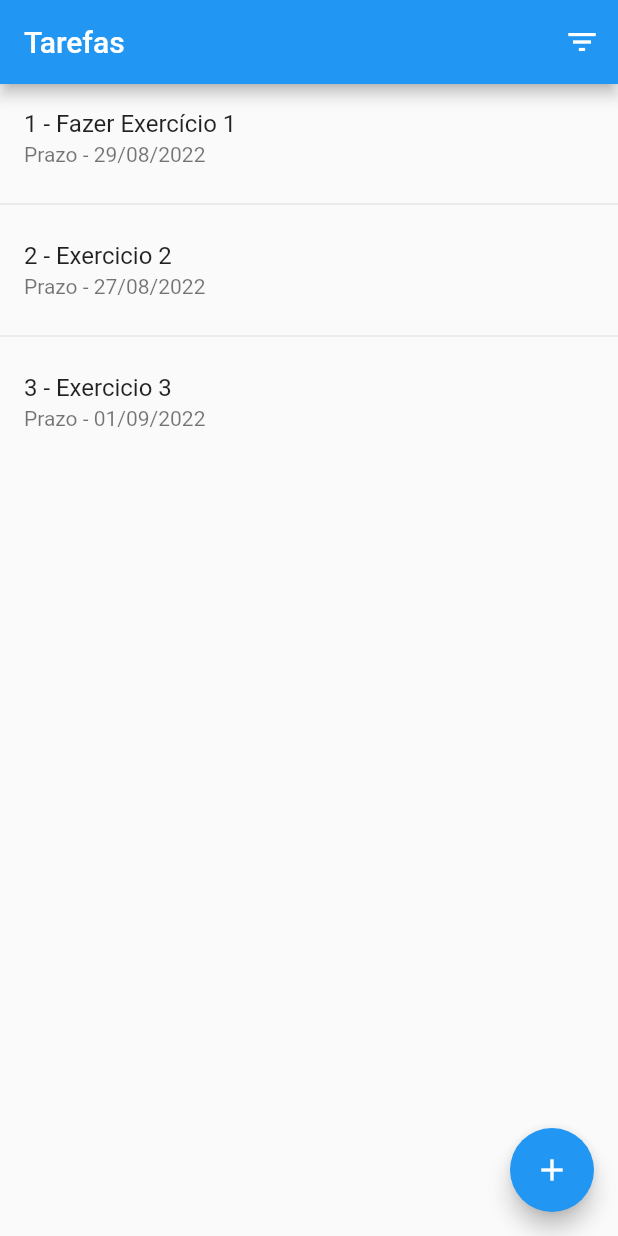
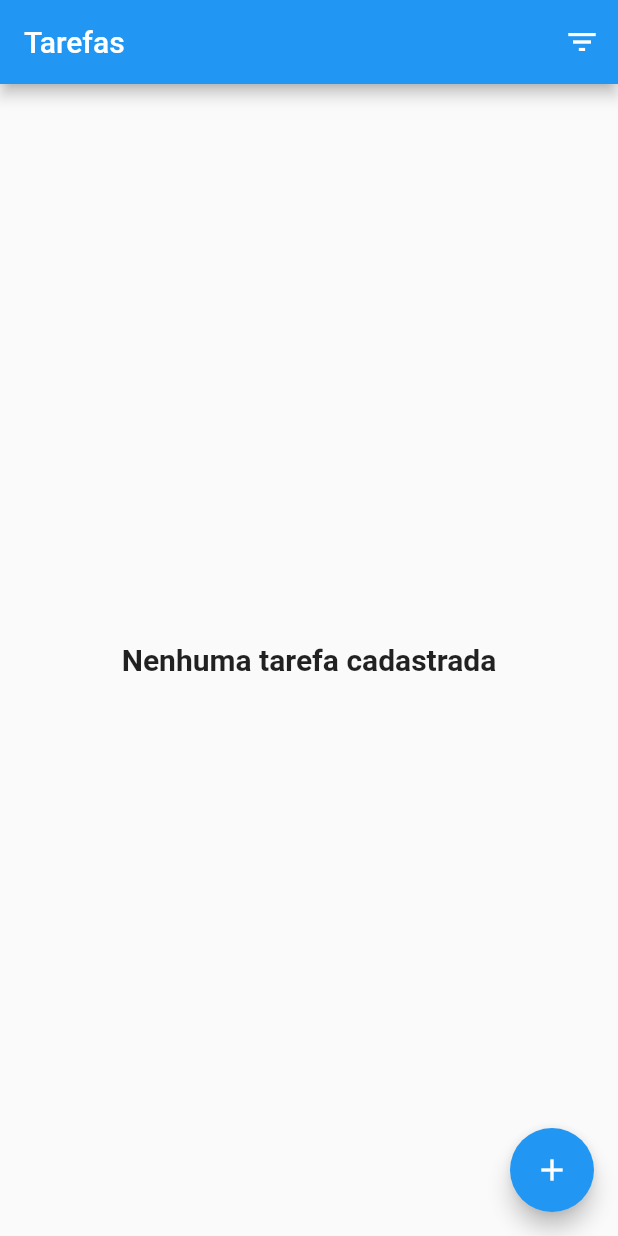
Before and after one commit to GiovaniMarcarini/gerenciador, a Flutter app: the screen it shows after launch, on a phone screen of 412 x 824 dp. Run offline on Flutter 3.47's test engine with Material 2 defaults, Android fonts, the phone set to English and light mode, and no system bars.

Commit message:
Commit 23/08

```diff
--- a/lib/pages/lista_tarefas_pages.dart
+++ b/lib/pages/lista_tarefas_pages.dart
@@ -9,15 +9,13 @@ class ListaTarefasPage extends StatefulWidget{
 }
 
 class _ListaTarefasPageState extends State<ListaTarefasPage>{
+  var _ultimoId = 0;
 
-  var _ultimoId = 1;
-
-  final tarefas = <Tarefa>[
-    Tarefa(id: 1, descricao: 'Fazer Exercício 1', prazo: DateTime.now().add(Duration(days: 5))),
-    Tarefa(id: 2, descricao: 'Exercicio 2', prazo: DateTime.now().add(Duration(days: 3))),
-    Tarefa(id: 3, descricao: 'Exercicio 3', prazo: DateTime.now().add(Duration(days: 8)))
+    final tarefas = <Tarefa>[
+    //Tarefa(id: 1, descricao: 'Fazer Exercício 1', prazo: DateTime.now().add(Duration(days: 5))),
+    //Tarefa(id: 2, descricao: 'Exercicio 2', prazo: DateTime.now().add(Duration(days: 3))),
+    //Tarefa(id: 3, descricao: 'Exercicio 3', prazo: DateTime.now().add(Duration(days: 8)))
   ];
-
 
   Widget build (BuildContext context){
     return Scaffold(
@@ -97,6 +95,4 @@ class _ListaTarefasPageState extends State<ListaTarefasPage>{
       }
     );
   }
-
-
 }
```
